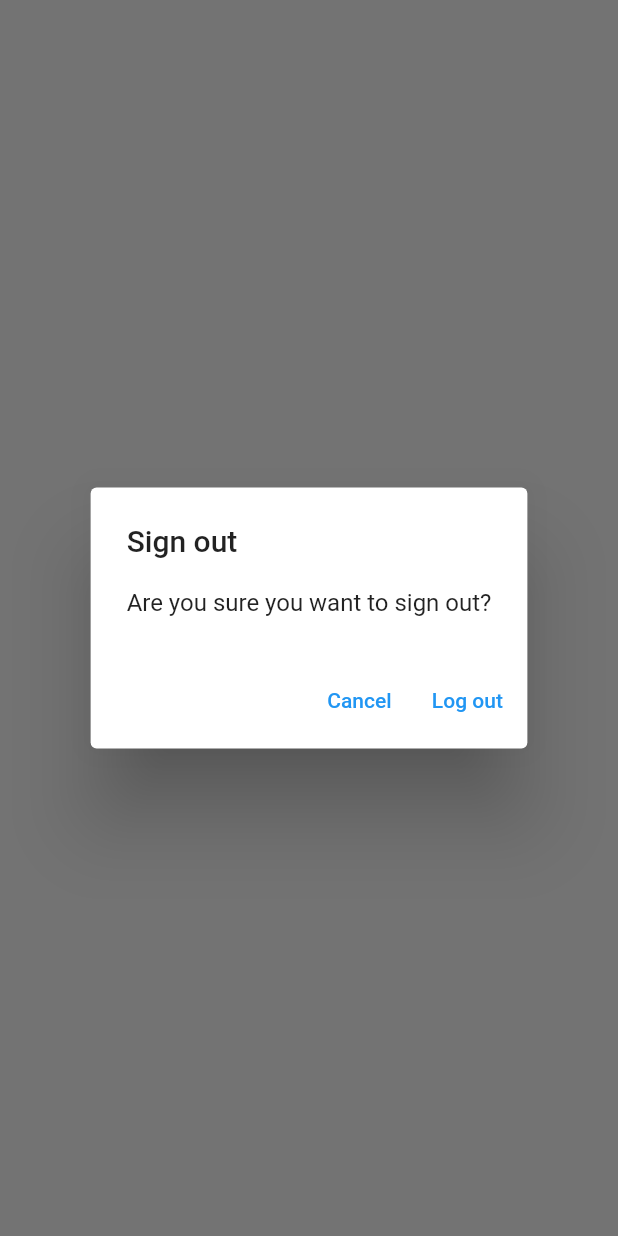
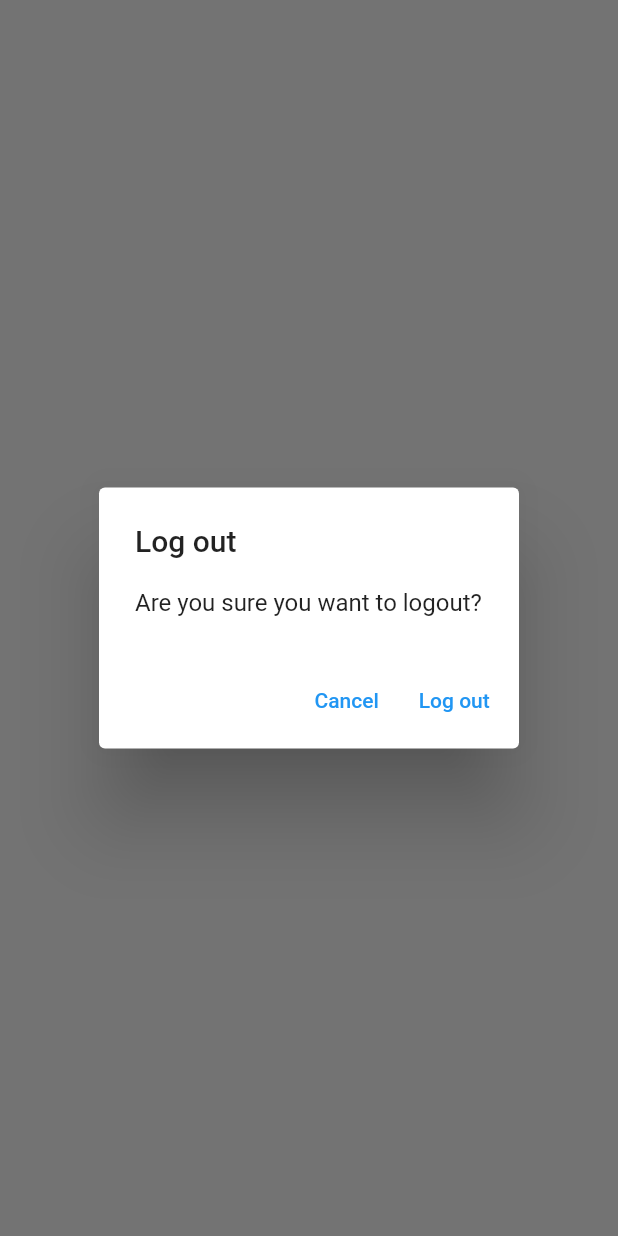
Before and after one commit to Ayush-004/My-Notes, a Flutter app: what showLogOutDialog() shows on an empty page, opened directly, on a phone screen of 412 x 824 dp. Run offline on Flutter 3.47's test engine with Material 2 defaults, Android fonts, the phone set to English and light mode, and no system bars; our stand-ins replace firebase_auth, firebase_core, sqflite; accounts and stored records are empty; network calls fail.

Commit message:
Added various types of dialogs

```diff
--- /dev/null
+++ b/lib/utilities/dialogs/generic_dialog.dart
@@ -0,0 +1,37 @@
+import 'package:flutter/foundation.dart';
+import 'package:flutter/material.dart';
+
+typedef DialogOptionBuilder<T> = Map<String, T?> Function();
+
+Future<T?> showGenericDialog<T>({
+  required BuildContext context,
+  required String title,
+  required String content,
+  required DialogOptionBuilder optionsBuilder,
+}) {
+  final options = optionsBuilder();
+  return showDialog<T>(
+    context: context,
+    builder: (context) {
+      return AlertDialog(
+        title: Text(title),
+        content: Text(content),
+        actions: options.keys.map(
+          (optionTitle) {
+            final T value = options[optionTitle];
+            return TextButton(
+              onPressed: () {
+                if (value != null) {
+                  Navigator.of(context).pop(value);
+                } else {
+                  Navigator.of(context).pop();
+                }
+              },
+              child: Text(optionTitle),
+            );
+          },
+        ).toList(),
+      );
+    },
+  );
+}
--- /dev/null
+++ b/lib/utilities/dialogs/logout_dialog.dart
@@ -0,0 +1,16 @@
+import 'package:flutter/material.dart';
+import 'package:mynotes/utilities/dialogs/generic_dialog.dart';
+
+Future<bool> showLogOutDialog(BuildContext context) {
+  return showGenericDialog<bool>(
+    context: context,
+    title: 'Log out',
+    content: 'Are you sure you want to logout?',
+    optionsBuilder: () => {
+      'Cancel': false,
+      'Log out ': true,
+    },
+  ).then(
+    (value) => value ?? false,
+  );
+}
--- a/lib/views/login_view.dart
+++ b/lib/views/login_view.dart
@@ -2,7 +2,8 @@ import 'package:flutter/material.dart';
 import 'package:mynotes/constants/routes.dart';
 import 'package:mynotes/services/auth/auth_exceptions.dart';
 import 'package:mynotes/services/auth/auth_service.dart';
-import 'package:mynotes/utilities/show_error_dialog.dart';
+
+import '../utilities/dialogs/error_dialog.dart';
 
 class LoginView extends StatefulWidget {
   const LoginView({super.key});
--- a/lib/views/notes/notes_view.dart
+++ b/lib/views/notes/notes_view.dart
@@ -4,6 +4,9 @@ import 'package:mynotes/enums/menu_action.dart';
 import 'package:mynotes/services/auth/auth_service.dart';
 import 'package:mynotes/services/auth/firebase_auth_provider.dart';
 import 'package:mynotes/services/crud/notes_service.dart';
+import 'package:mynotes/views/notes/notes_list_view.dart';
+
+import '../../utilities/dialogs/logout_dialog.dart';
 
 class NotesView extends StatefulWidget {
   const NotesView({super.key});
@@ -75,18 +78,10 @@ class _NotesViewState extends State<NotesView> {
                       case ConnectionState.active:
                         if (snapshot.hasData) {
                           final allNotes = snapshot.data as List<DatabaseNote>;
-                          return ListView.builder(
-                            itemCount: allNotes.length,
-                            itemBuilder: (context, index) {
-                              final note = allNotes[index];
-                              return ListTile(
-                                title: Text(
-                                  note.text,
-                                  maxLines: 1,
-                                  softWrap: true,
-                                  overflow: TextOverflow.ellipsis,
-                                ),
-                              );
+                          return NotesListView(
+                            notes: allNotes,
+                            onDeleteNote: (note) async {
+                              await _notesService.deleteNote(id: note.id);
                             },
                           );
                         } else {
@@ -106,29 +101,3 @@ class _NotesViewState extends State<NotesView> {
     );
   }
 }
-
-Future<bool> showLogOutDialog(BuildContext context) {
-  return showDialog<bool>(
-    context: context,
-    builder: (context) {
-      return AlertDialog(
-        title: const Text('Sign out'),
-        content: const Text('Are you sure you want to sign out?'),
-        actions: [
-          TextButton(
-            onPressed: () {
-              Navigator.of(context).pop(false);
-            },
-            child: const Text('Cancel'),
-          ),
-          TextButton(
-            onPressed: () {
-              Navigator.of(context).pop(true);
-            },
-            child: const Text('Log out'),
-          ),
-        ],
-      );
-    },
-  ).then((value) => value ?? false);
-}
--- a/lib/views/register_view.dart
+++ b/lib/views/register_view.dart
@@ -2,7 +2,8 @@ import 'package:flutter/material.dart';
 import 'package:mynotes/constants/routes.dart';
 import 'package:mynotes/services/auth/auth_exceptions.dart';
 import 'package:mynotes/services/auth/auth_service.dart';
-import 'package:mynotes/utilities/show_error_dialog.dart';
+
+import '../utilities/dialogs/error_dialog.dart';
 
 class RegisterView extends StatefulWidget {
   const RegisterView({super.key});
```
Also changed, not shown: lib/utilities/dialogs/delete_dialog.dart (added, +16 -0 lines), lib/utilities/dialogs/error_dialog.dart (added, +15 -0 lines), lib/utilities/show_error_dialog.dart (deleted, +0 -24 lines), lib/views/notes/notes_list_view.dart (added, +46 -0 lines).
